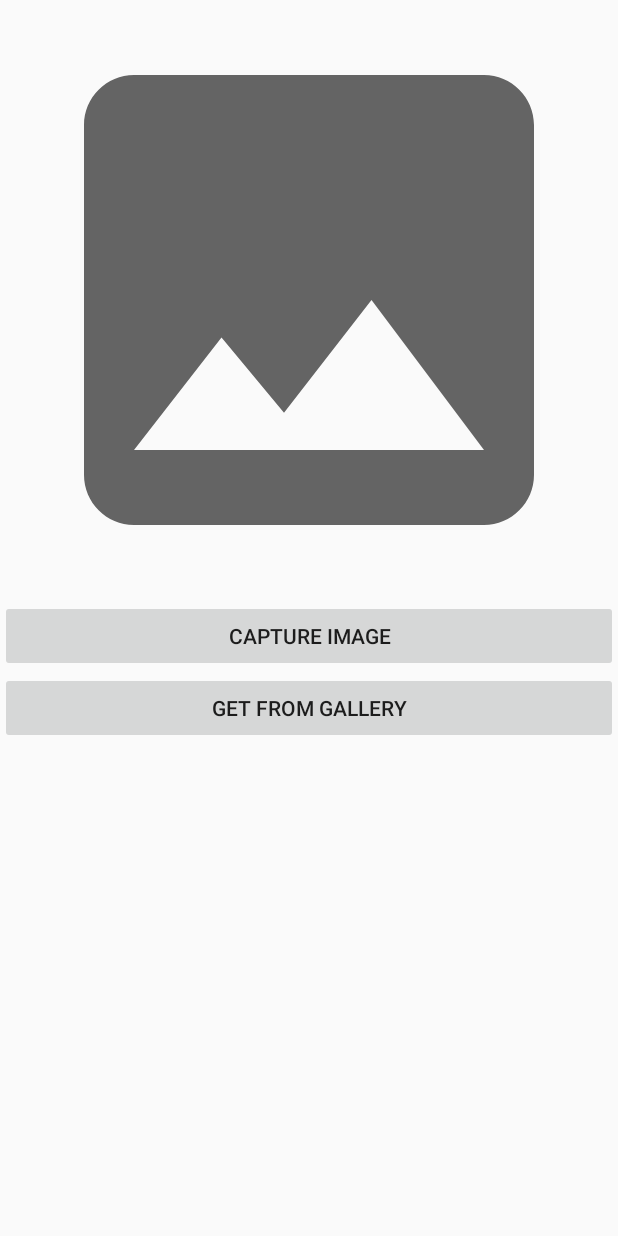
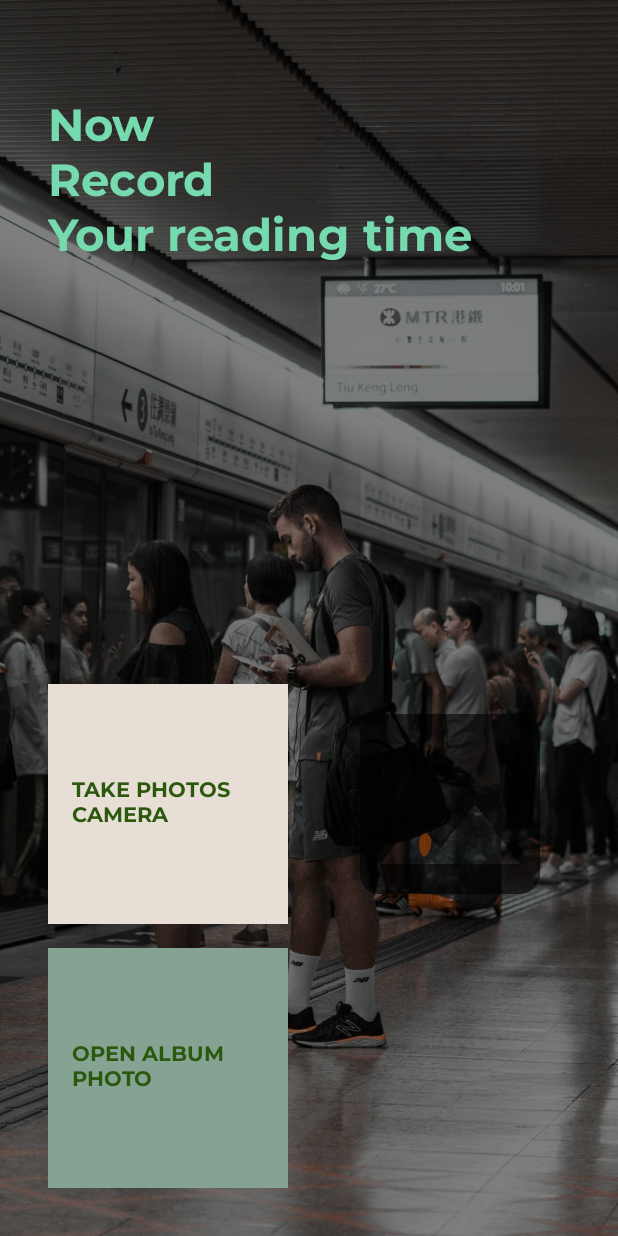
Before and after one commit to syche55/Crease, an Android app: the TakePhotoActivity screen opened directly, with no data from a screen before it, on a phone screen of 412 x 824 dp. Run offline under Robolectric (Android 15) with nearby library versions, the phone set to English and light mode, and no system bars; Roboto replaces fonts that are not available here.

Commit message:
Upgrade take photo page UI

```diff
--- /dev/null
+++ b/app/src/main/res/drawable/ic_baseline_done_all_24.xml
@@ -0,0 +1,5 @@
+<vector android:height="24dp" android:tint="#707070"
+    android:viewportHeight="24" android:viewportWidth="24"
+    android:width="24dp" xmlns:android="http://schemas.android.com/apk/res/android">
+    <path android:fillColor="@android:color/white" android:pathData="M18,7l-1.41,-1.41 -6.34,6.34 1.41,1.41L18,7zM22.24,5.59L11.66,16.17 7.48,12l-1.41,1.41L11.66,19l12,-12 -1.42,-1.41zM0.41,13.41L6,19l1.41,-1.41L1.83,12 0.41,13.41z"/>
+</vector>
--- /dev/null
+++ b/app/src/main/res/drawable/take_photo_button.xml
@@ -0,0 +1,5 @@
+<?xml version="1.0" encoding="utf-8"?>
+<shape android:shape="rectangle" xmlns:android="http://schemas.android.com/apk/res/android">
+
+    <solid android:color="@color/colorLightBrown"/>
+</shape>
--- /dev/null
+++ b/app/src/main/res/drawable/take_photo_ok_button.xml
@@ -0,0 +1,8 @@
+<?xml version="1.0" encoding="utf-8"?>
+<shape android:shape="rectangle" xmlns:android="http://schemas.android.com/apk/res/android">
+    <corners android:radius="20sp" />
+
+
+
+    <solid android:color="@color/colorAccent"/>
+</shape>
--- a/app/src/main/res/layout/activity_take_photo.xml
+++ b/app/src/main/res/layout/activity_take_photo.xml
@@ -1,5 +1,5 @@
 <?xml version="1.0" encoding="utf-8"?>
-<LinearLayout xmlns:android="http://schemas.android.com/apk/res/android"
+<androidx.constraintlayout.widget.ConstraintLayout xmlns:android="http://schemas.android.com/apk/res/android"
     xmlns:app="http://schemas.android.com/apk/res-auto"
     xmlns:tools="http://schemas.android.com/tools"
     android:layout_width="match_parent"
@@ -9,33 +9,107 @@
     tools:context=".TakePhotoActivity">
 
     <!--  Image view in which image will be set  -->
+
     <ImageView
-        android:id="@+id/image_view"
-        android:scaleType="centerCrop"
-        android:src="@drawable/ic_baseline_image_24"
-        android:layout_width="400dp"
-        android:layout_height="400dp" />
+        android:id="@+id/take_photo_bg"
+        android:layout_width="640dp"
+        android:layout_height="960dp"
+        android:background="@drawable/photo_bg"
+        android:src="#80000000"
+        app:layout_constraintBottom_toBottomOf="parent"
+        app:layout_constraintEnd_toEndOf="parent"
+        app:layout_constraintStart_toStartOf="parent"
+        app:layout_constraintTop_toTopOf="parent"
+        tools:ignore="MissingConstraints"
+        android:contentDescription="@string/capture_image"/>
+
+    <TextView
+        android:id="@+id/textView"
+        android:layout_width="wrap_content"
+        android:layout_height="wrap_content"
+        android:layout_marginStart="32dp"
+        android:layout_marginTop="64dp"
+        android:fontFamily="@font/montserrat_bold"
+        android:text="@string/now_nrecord_nyour_reading_time"
+        android:textColor="@color/colorAccent"
+        android:textSize="30sp"
+        app:layout_constraintStart_toStartOf="parent"
+        app:layout_constraintTop_toTopOf="parent" />
 
 
+    <GridLayout
+        android:id="@+id/gridLayout"
+        android:layout_width="wrap_content"
+        android:layout_height="wrap_content"
+        android:layout_marginStart="32dp"
+        android:layout_marginBottom="32dp"
+        android:layout_weight="1"
+        android:columnCount="1"
+        android:rowCount="2"
+        app:layout_constraintBottom_toBottomOf="parent"
+        app:layout_constraintStart_toStartOf="parent">
+
         <!--  button to capture image  -->
+
         <Button
             android:id="@+id/capture_image_btn"
+            android:layout_width="160dp"
+            android:layout_height="160dp"
+            android:layout_row="0"
+            android:layout_rowWeight="1"
+            android:background="@drawable/take_photo_button"
+            android:fontFamily="@font/montserrat_bold"
+            android:paddingStart="16dp"
+            android:paddingEnd="16dp"
             android:text="@string/capture_image"
-        android:layout_width="match_parent"
-        android:layout_height="wrap_content" />
+            android:textAlignment="textStart"
+            android:textColor="@color/colorPrimaryDark" />
 
         <Button
             android:id="@+id/get_from_gallery_btn"
-        android:layout_width="match_parent"
-        android:layout_height="wrap_content"
-        android:text="@string/get_from_gallery" />
+            android:layout_width="160dp"
+            android:layout_height="160dp"
+            android:layout_row="1"
+            android:layout_rowWeight="1"
+            android:layout_marginTop="16dp"
+            android:background="@drawable/edit_post_button"
+            android:fontFamily="@font/montserrat_bold"
+            android:paddingStart="16dp"
+            android:paddingEnd="16dp"
+            android:text="@string/get_from_gallery"
+            android:textAlignment="textStart"
+            android:textColor="@color/colorPrimaryDark" />
+
+    </GridLayout>
+
+
+    <ImageView
+        android:id="@+id/image_view"
+        android:layout_width="160dp"
+        android:layout_height="160dp"
+        android:layout_marginEnd="32dp"
+        android:layout_marginBottom="208dp"
+        android:scaleType="centerCrop"
+        android:src="@drawable/ic_baseline_image_24"
+        app:layout_constraintBottom_toBottomOf="parent"
+        app:layout_constraintEnd_toEndOf="parent"
+        android:contentDescription="@string/capture_image"/>
 
     <Button
         android:id="@+id/take_photo_ok"
-        android:layout_width="100dp"
-        android:layout_height="wrap_content"
-        android:layout_marginTop="50dp"
-        android:text="Ok!" />
+        android:layout_width="40dp"
+        android:layout_height="40dp"
+        android:layout_marginEnd="32dp"
+        android:layout_marginBottom="32dp"
+        android:background="@drawable/take_photo_ok_button"
+        android:fontFamily="@font/montserrat_bold"
+        android:drawableStart="@drawable/ic_baseline_done_all_24"
+        android:paddingStart="8dp"
+        android:paddingEnd="8dp"
+        android:textAlignment="center"
+        android:textColor="@color/colorPrimaryDark"
+        app:layout_constraintBottom_toBottomOf="parent"
+        app:layout_constraintEnd_toEndOf="parent" />
 
 
-</LinearLayout>
+</androidx.constraintlayout.widget.ConstraintLayout>
--- a/app/src/main/res/values/strings.xml
+++ b/app/src/main/res/values/strings.xml
@@ -20,8 +20,8 @@
 
     <string name="todo">TODO</string>
     <string name="photo" />
-    <string name="capture_image">Capture Image</string>
-    <string name="get_from_gallery">get from gallery</string>
+    <string name="capture_image">TAKE PHOTOS \nCAMERA</string>
+    <string name="get_from_gallery">OPEN ALBUM \nPHOTO</string>
     <string name="got_it">Got It</string>
     <string name="book_title">Book Title</string>
     <string name="what_s_on_your_thought">What\'s on your thought?...</string>
@@ -30,4 +30,5 @@
     <string name="post_tips">Post Tips</string>
     <string name="don_t_have_an_account_sign_up">Don\'t have an account? <u>Sign up!</u></string>
     <string name="already_have_an_account_log_in">Already have an account? <u>Log In</u></string>
+    <string name="now_nrecord_nyour_reading_time">Now \nRecord \nYour reading time</string>
 </resources>
```
Also changed, not shown: app/src/main/res/drawable-mdpi/photo_bg.jpg (added). Lines whose indentation alone changed are shown as unchanged.
